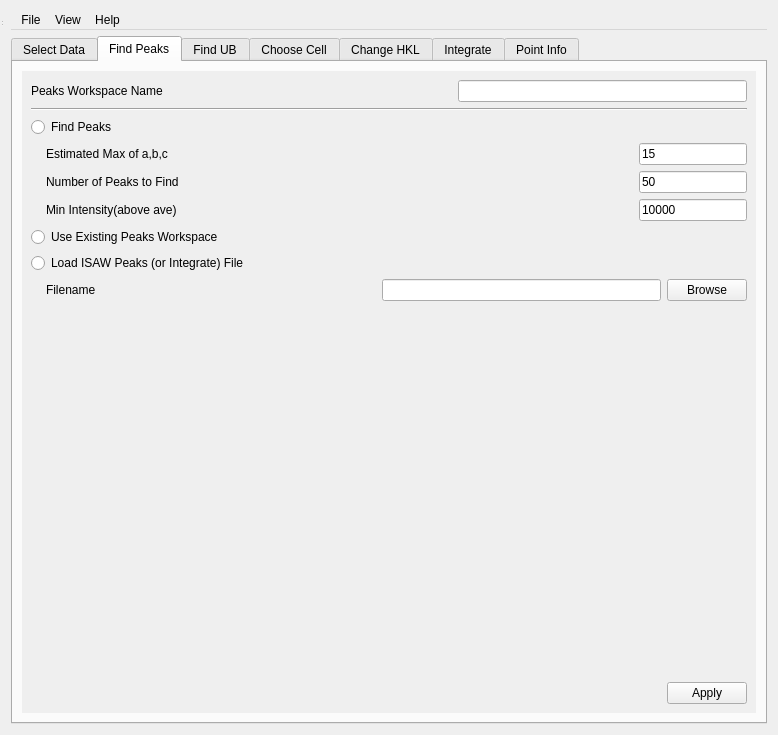
Old version of the form Code/Mantid/MantidQt/CustomInterfaces/inc/MantidQtCustomInterfaces/MantidEV.ui in the repository mantidproject/mantid.
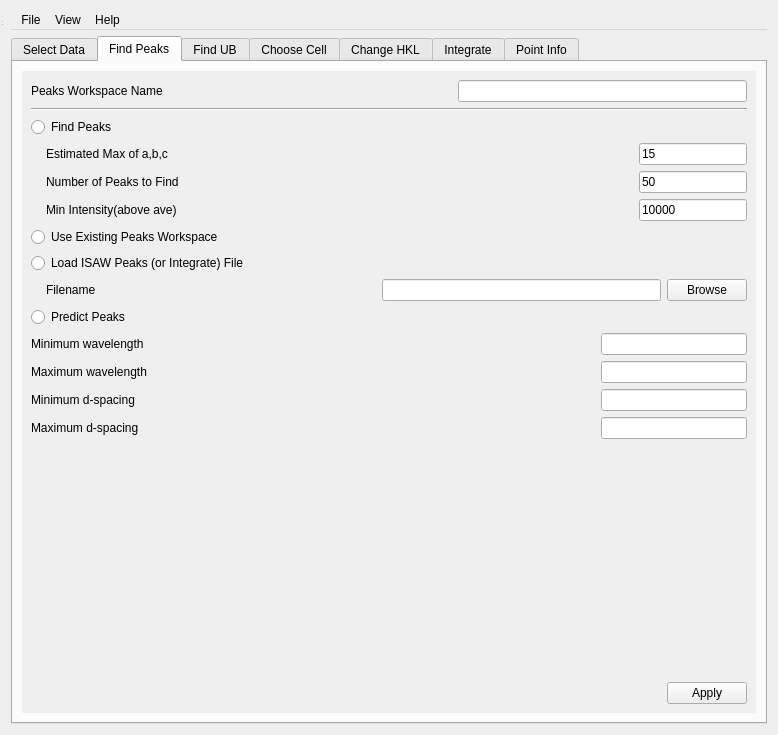
New version of the form. The open tabs and pages were chosen to show the change.

Commit message: Refs #8816 add predict peaks to SCD interface

```diff
--- a/Code/Mantid/MantidQt/CustomInterfaces/inc/MantidQtCustomInterfaces/MantidEV.ui
+++ b/Code/Mantid/MantidQt/CustomInterfaces/inc/MantidQtCustomInterfaces/MantidEV.ui
@@ -616,8 +616,8 @@
            <rect>
             <x>0</x>
             <y>0</y>
-            <width>372</width>
-            <height>330</height>
+            <width>738</width>
+            <height>633</height>
            </rect>
           </property>
           <layout class="QVBoxLayout" name="verticalLayout_10">
@@ -914,6 +914,179 @@
              </item>
             </layout>
            </item>
+           <item>
+            <widget class="QRadioButton" name="PredictPeaks_rbtn">
+             <property name="text">
+              <string>Predict Peaks</string>
+             </property>
+            </widget>
+           </item>
+           <item>
+            <layout class="QHBoxLayout" name="horizontalLayout_16">
+             <item>
+              <widget class="QLabel" name="min_pred_wl_lbl">
+               <property name="maximumSize">
+                <size>
+                 <width>160</width>
+                 <height>16777215</height>
+                </size>
+               </property>
+               <property name="text">
+                <string>Minimum wavelength</string>
+               </property>
+              </widget>
+             </item>
+             <item>
+              <spacer name="horizontalSpacer_64">
+               <property name="orientation">
+                <enum>Qt::Horizontal</enum>
+               </property>
+               <property name="sizeHint" stdset="0">
+                <size>
+                 <width>40</width>
+                 <height>20</height>
+                </size>
+               </property>
+              </spacer>
+             </item>
+             <item>
+              <widget class="QLineEdit" name="min_pred_wl_ledt">
+               <property name="minimumSize">
+                <size>
+                 <width>146</width>
+                 <height>0</height>
+                </size>
+               </property>
+               <property name="maximumSize">
+                <size>
+                 <width>146</width>
+                 <height>16777215</height>
+                </size>
+               </property>
+              </widget>
+             </item>
+            </layout>
+           </item>
+           <item>
+            <layout class="QHBoxLayout" name="horizontalLayout_17">
+             <item>
+              <widget class="QLabel" name="max_pred_wl_lbl">
+               <property name="maximumSize">
+                <size>
+                 <width>160</width>
+                 <height>16777215</height>
+                </size>
+               </property>
+               <property name="text">
+                <string>Maximum wavelength</string>
+               </property>
+              </widget>
+             </item>
+             <item>
+              <spacer name="horizontalSpacer_65">
+               <property name="orientation">
+                <enum>Qt::Horizontal</enum>
+               </property>
+               <property name="sizeHint" stdset="0">
+                <size>
+                 <width>40</width>
+                 <height>20</height>
+                </size>
+               </property>
+              </spacer>
+             </item>
+             <item>
+              <widget class="QLineEdit" name="max_pred_wl_ledt">
+               <property name="maximumSize">
+                <size>
+                 <width>146</width>
+                 <height>16777215</height>
+                </size>
+               </property>
+              </widget>
+             </item>
+            </layout>
+           </item>
+           <item>
+            <layout class="QHBoxLayout" name="horizontalLayout_18">
+             <item>
+              <widget class="QLabel" name="min_pred_dspacing_lbl">
+               <property name="maximumSize">
+                <size>
+                 <width>160</width>
+                 <height>16777215</height>
+                </size>
+               </property>
+               <property name="text">
+                <string>Minimum d-spacing</string>
+               </property>
+              </widget>
+             </item>
+             <item>
+              <spacer name="horizontalSpacer_66">
+               <property name="orientation">
+                <enum>Qt::Horizontal</enum>
+               </property>
+               <property name="sizeHint" stdset="0">
+                <size>
+                 <width>40</width>
+                 <height>20</height>
+                </size>
+               </property>
+              </spacer>
+             </item>
+             <item>
+              <widget class="QLineEdit" name="min_pred_dspacing_ledt">
+               <property name="maximumSize">
+                <size>
+                 <width>146</width>
+                 <height>16777215</height>
+                </size>
+               </property>
+              </widget>
+             </item>
+            </layout>
+           </item>
+           <item>
+            <layout class="QHBoxLayout" name="horizontalLayout_19">
+             <item>
+              <widget class="QLabel" name="max_pred_dspacing_lbl">
+               <property name="maximumSize">
+                <size>
+                 <width>160</width>
+                 <height>16777215</height>
+                </size>
+               </property>
+               <property name="text">
+                <string>Maximum d-spacing</string>
+               </property>
+              </widget>
+             </item>
+             <item>
+              <spacer name="horizontalSpacer_67">
+               <property name="orientation">
+                <enum>Qt::Horizontal</enum>
+               </property>
+               <property name="sizeHint" stdset="0">
+                <size>
+                 <width>40</width>
+                 <height>20</height>
+                </size>
+               </property>
+              </spacer>
+             </item>
+             <item>
+              <widget class="QLineEdit" name="max_pred_dspacing_ledt">
+               <property name="maximumSize">
+                <size>
+                 <width>146</width>
+                 <height>16777215</height>
+                </size>
+               </property>
+              </widget>
+             </item>
+            </layout>
+           </item>
            <item>
             <spacer name="verticalSpacer_2">
              <property name="orientation">
@@ -922,7 +1095,7 @@
              <property name="sizeHint" stdset="0">
               <size>
                <width>20</width>
-               <height>40</height>
+               <height>20</height>
               </size>
              </property>
             </spacer>
```
Left out of the diff: 22 changed lines with no effect on the pictures. The commit also changes 4 other files.
